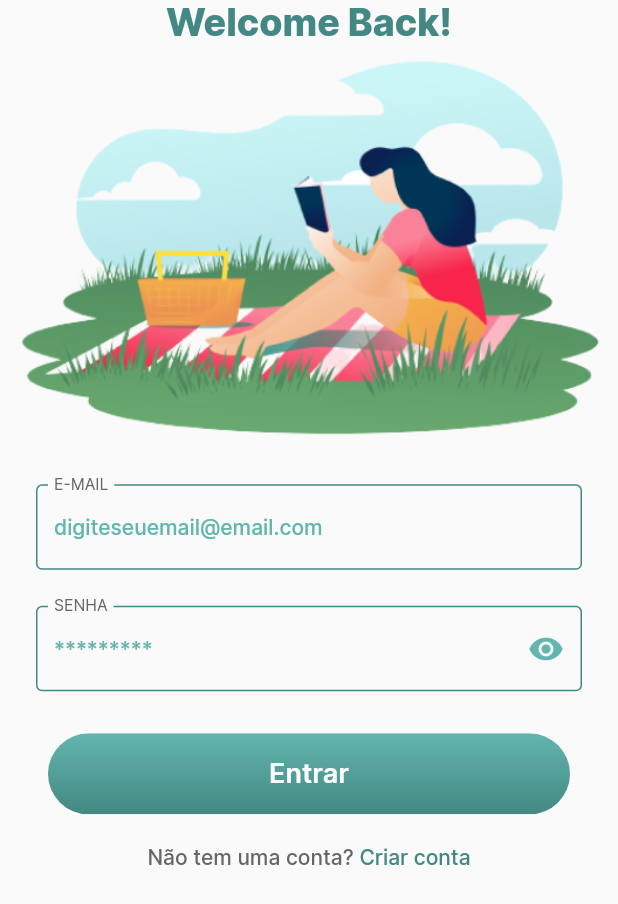
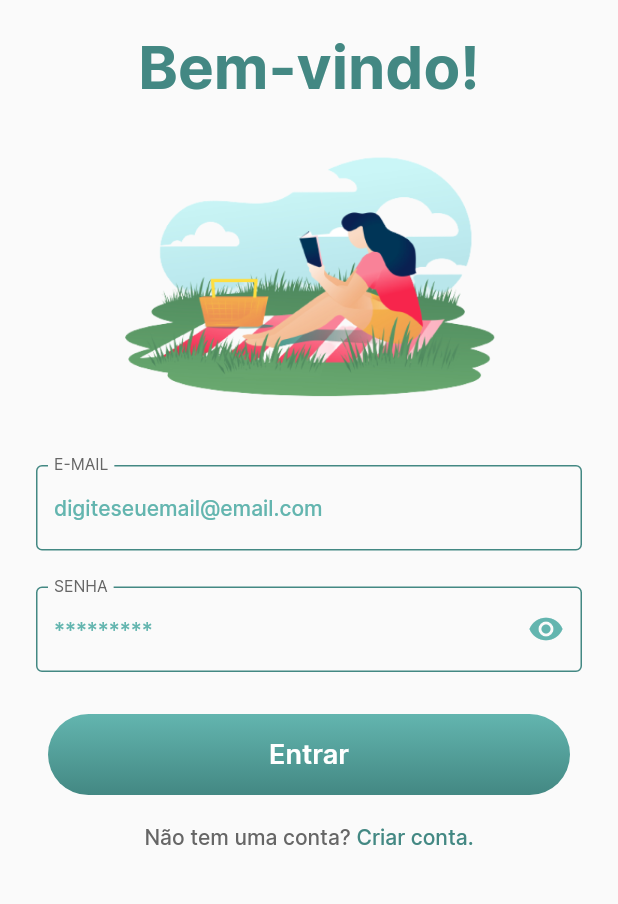
Before and after one commit to ramonzacarias/minha_estante, a Flutter app: the screen it shows after launch, after a tap on "Fazer Login", on a phone screen of 412 x 824 dp. Shown: the top 904 px of the screen. Run offline on Flutter 3.47's test engine with Material 2 defaults, Android fonts, the phone set to English and light mode, and no system bars.

Commit message:
Alteração no sign_up

```diff
--- a/lib/features/sign_in/sign_in_page.dart
+++ b/lib/features/sign_in/sign_in_page.dart
@@ -80,16 +80,23 @@ class _SignInPageState extends State<SignInPage> {
     return Scaffold(
       body: ListView(
         children: [
+          const SizedBox(height: 20.0),
           Text(
-            'Welcome Back!',
+            'Bem-vindo!',
             textAlign: TextAlign.center,
-            style: AppTextStyles.bigText.copyWith(
+            style: AppTextStyles.bigText40.copyWith(
               color: AppColors.greenOne,
             ),
           ),
-          Image.asset(
-            'assets/images/sign_in_image.png',
+          const SizedBox(height: 30.0),
+          Expanded(
+            child: Image.asset(
+              'assets/images/sign_in_image.png',
+              width: 264.0,
+              height: 180,
+            ),
           ),
+          const SizedBox(height: 20.0),
           Form(
             key: _formKey,
             child: Column(
@@ -145,7 +152,7 @@ class _SignInPageState extends State<SignInPage> {
                 ),
               ),
               Text(
-                'Criar conta',
+                'Criar conta.',
                 style: AppTextStyles.smallText.copyWith(
                   color: AppColors.greenOne,
                 ),
```
